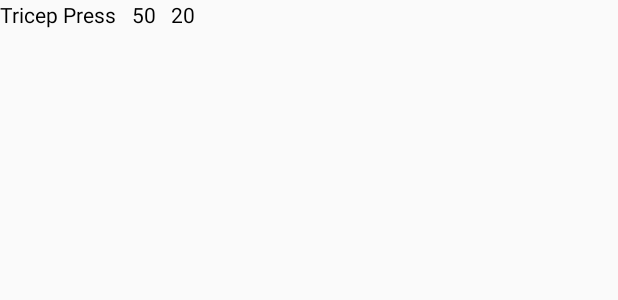
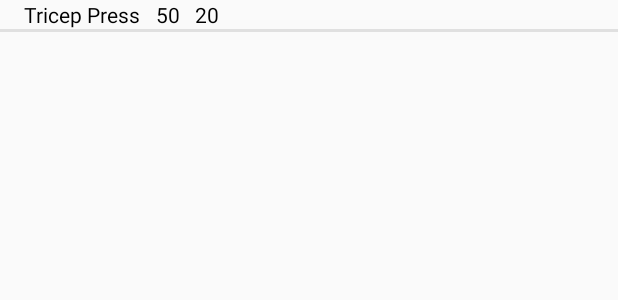
Before and after one commit to alecmedina24/Capstone-Project, an Android app: the layout widget_item.xml on its own in the app's theme, with its tools: preview values and no code run, on a phone screen of 412 x 824 dp. Shown: the top 300 px of the screen. Run offline under Robolectric (Android 15) with nearby library versions, the light colour scheme and no system bars.

Commit message:
Feat:- widget is not functional and properly formatted
Code cleanup

```diff
--- a/app/src/main/java/com/xphonesoftware/capstoneproject/Widget/ExerciseWidgetProvider.java
+++ b/app/src/main/java/com/xphonesoftware/capstoneproject/Widget/ExerciseWidgetProvider.java
@@ -32,6 +32,8 @@ public class ExerciseWidgetProvider extends AppWidgetProvider {
         for (int i = 0; i < appWidgetIds.length; i++) {
             int widgetId = appWidgetIds[i];
 
+
+
             Intent intent = new Intent(context, ExerciseWidgetService.class);
             intent.putExtra(AppWidgetManager.EXTRA_APPWIDGET_ID, appWidgetIds[i]);
             intent.setData(Uri.parse(intent.toUri(Intent.URI_INTENT_SCHEME)));
--- a/app/src/main/res/layout/widget_item.xml
+++ b/app/src/main/res/layout/widget_item.xml
@@ -1,5 +1,5 @@
 <?xml version="1.0" encoding="utf-8"?>
-<LinearLayout xmlns:android="http://schemas.android.com/apk/res/android"
+<RelativeLayout xmlns:android="http://schemas.android.com/apk/res/android"
     xmlns:tools="http://schemas.android.com/tools"
     android:layout_width="match_parent"
     android:layout_height="match_parent">
@@ -9,6 +9,8 @@
         android:layout_width="wrap_content"
         android:layout_height="wrap_content"
         android:paddingEnd="10dp"
+        android:paddingStart="16dp"
+        android:textSize="14sp"
         android:textColor="@android:color/black"
         tools:text="Tricep Press"/>
 
@@ -16,15 +18,28 @@
         android:id="@+id/widget_weight"
         android:layout_width="wrap_content"
         android:layout_height="wrap_content"
+        android:layout_toRightOf="@id/widget_exercise"
         android:paddingEnd="10dp"
         android:textColor="@android:color/black"
+        android:textSize="14sp"
         tools:text="50"/>
 
     <TextView
         android:id="@+id/widget_reps"
         android:layout_width="wrap_content"
         android:layout_height="wrap_content"
+        android:layout_toRightOf="@id/widget_weight"
         android:textColor="@android:color/black"
+        android:textSize="14sp"
+        android:paddingEnd="16dp"
         tools:text="20"/>
 
-</LinearLayout>
+    <ImageView
+        android:id="@+id/my_day_divider"
+        android:layout_width="match_parent"
+        android:layout_height="2dp"
+        android:layout_below="@id/widget_exercise"
+        android:background="@android:color/black"
+        android:alpha="0.1" />
+
+</RelativeLayout>
--- a/app/src/main/res/layout/widget_layout.xml
+++ b/app/src/main/res/layout/widget_layout.xml
@@ -1,5 +1,5 @@
 <?xml version="1.0" encoding="utf-8"?>
-<FrameLayout xmlns:android="http://schemas.android.com/apk/res/android"
+<LinearLayout xmlns:android="http://schemas.android.com/apk/res/android"
     android:layout_width="match_parent"
     android:layout_height="match_parent"
     android:orientation="vertical"
@@ -9,6 +9,7 @@
         android:id="@+id/widget_header"
         android:layout_width="match_parent"
         android:layout_height="wrap_content"
+        android:gravity="center_horizontal"
         android:text="@string/today"
         android:textSize="20sp"
         android:textAlignment="center"
@@ -29,4 +30,4 @@
         android:gravity="center"
         android:textColor="@android:color/black"/>
 
-</FrameLayout>
+</LinearLayout>
--- a/app/src/main/res/xml/app_widget_provider_info.xml
+++ b/app/src/main/res/xml/app_widget_provider_info.xml
@@ -3,5 +3,6 @@
     android:minWidth="100dp"
     android:minHeight="200dp"
     android:resizeMode="horizontal|vertical"
-    android:updatePeriodMillis="86400000">
+    android:updatePeriodMillis="86400000"
+    android:initialLayout="@layout/widget_layout">
 </appwidget-provider>
```
Also changed, not shown: app/src/main/java/com/xphonesoftware/capstoneproject/MainActivity.java (+0 -15 lines), app/src/main/java/com/xphonesoftware/capstoneproject/MyDayScreen/MyDayFragment.java (+11 -0 lines), app/src/main/java/com/xphonesoftware/capstoneproject/Widget/ExerciseWidgetService.java (+12 -18 lines).
